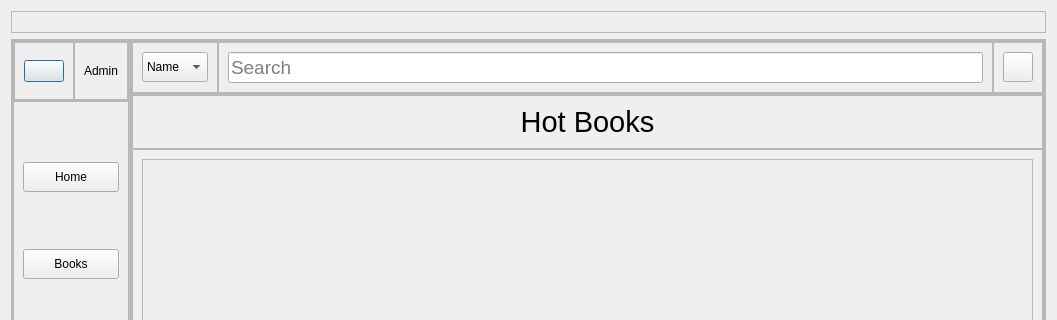
This is homepage.ui in aavashlamichhane/LibMan as Qt 5 draws it before an edit; both pictures show x 0 to 1057 and y 0 to 320 of the 1057 by 701 pixel window. The edited form follows.
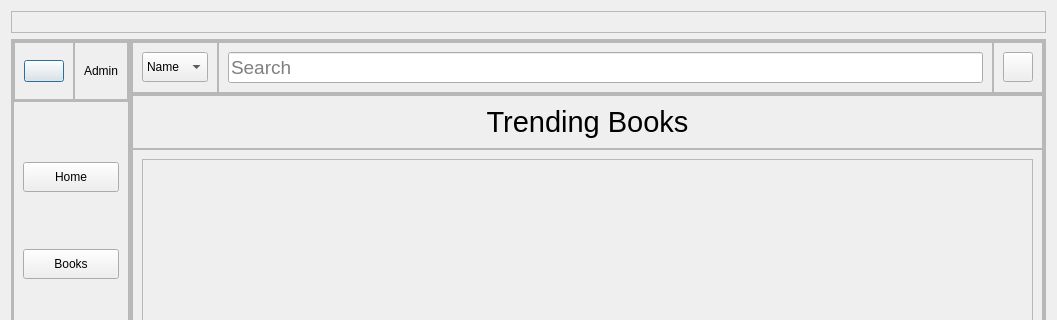
This is the edited form. Icons and pictures are not drawn.

Commit message: hot lai trending banakoooo

```diff
--- a/homepage.ui
+++ b/homepage.ui
@@ -532,7 +532,7 @@
                <item>
                 <widget class="QLabel" name="label_2">
                  <property name="text">
-                  <string>&lt;html&gt;&lt;head/&gt;&lt;body&gt;&lt;p align=&quot;center&quot;&gt;&lt;span style=&quot; font-size:22pt;&quot;&gt;Hot Books&lt;/span&gt;&lt;/p&gt;&lt;/body&gt;&lt;/html&gt;</string>
+                  <string>&lt;html&gt;&lt;head/&gt;&lt;body&gt;&lt;p align=&quot;center&quot;&gt;&lt;span style=&quot; font-size:22pt;&quot;&gt;Trending Books&lt;/span&gt;&lt;/p&gt;&lt;/body&gt;&lt;/html&gt;</string>
                  </property>
                 </widget>
                </item>
```
